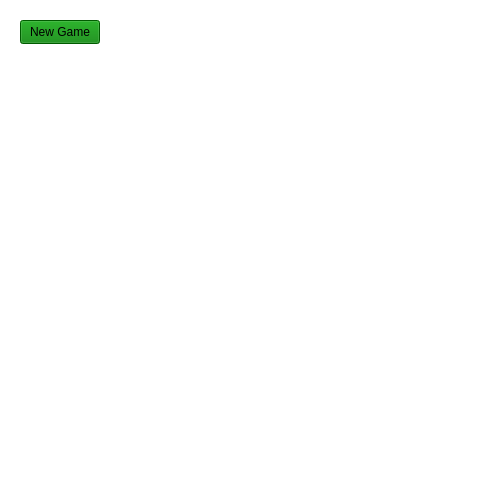
This is chess.ui in ben-ralston/Chess as Qt 5 draws it before an edit; both pictures show x 0 to 480 and y 0 to 501 of the 800 by 600 pixel window. The edited form follows.
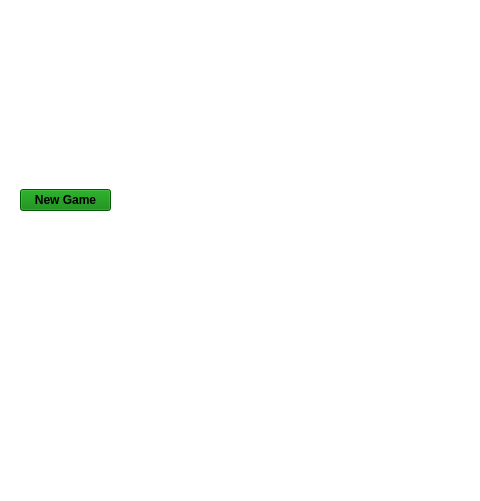
This is the edited form.

Commit message: Add VBoxLayout using designer

```diff
--- a/chess.ui
+++ b/chess.ui
@@ -17,21 +17,60 @@
    <property name="styleSheet">
     <string notr="true">background-color: rgb(255, 255, 255);</string>
    </property>
-   <widget class="QPushButton" name="newGame">
+   <widget class="QWidget" name="verticalLayoutWidget">
     <property name="geometry">
      <rect>
       <x>20</x>
-      <y>20</y>
-      <width>80</width>
-      <height>24</height>
+      <y>10</y>
+      <width>91</width>
+      <height>381</height>
      </rect>
     </property>
+    <layout class="QVBoxLayout" name="leftLayout">
+     <property name="sizeConstraint">
+      <enum>QLayout::SetNoConstraint</enum>
+     </property>
+     <item>
+      <widget class="QPushButton" name="newGame">
+       <property name="sizePolicy">
+        <sizepolicy hsizetype="Minimum" vsizetype="Fixed">
+         <horstretch>0</horstretch>
+         <verstretch>0</verstretch>
+        </sizepolicy>
+       </property>
+       <property name="minimumSize">
+        <size>
+         <width>0</width>
+         <height>0</height>
+        </size>
+       </property>
+       <property name="font">
+        <font>
+         <weight>75</weight>
+         <italic>false</italic>
+         <bold>true</bold>
+         <underline>false</underline>
+         <kerning>true</kerning>
+        </font>
+       </property>
     <property name="styleSheet">
      <string notr="true">background-color:  green</string>
     </property>
     <property name="text">
      <string>New Game</string>
     </property>
+       <property name="checkable">
+        <bool>false</bool>
+       </property>
+       <property name="checked">
+        <bool>false</bool>
+       </property>
+       <property name="flat">
+        <bool>false</bool>
+       </property>
+      </widget>
+     </item>
+    </layout>
    </widget>
   </widget>
   <widget class="QMenuBar" name="menubar">
```
Lines whose indentation alone changed are shown as unchanged. The commit also changes 1 other file.
